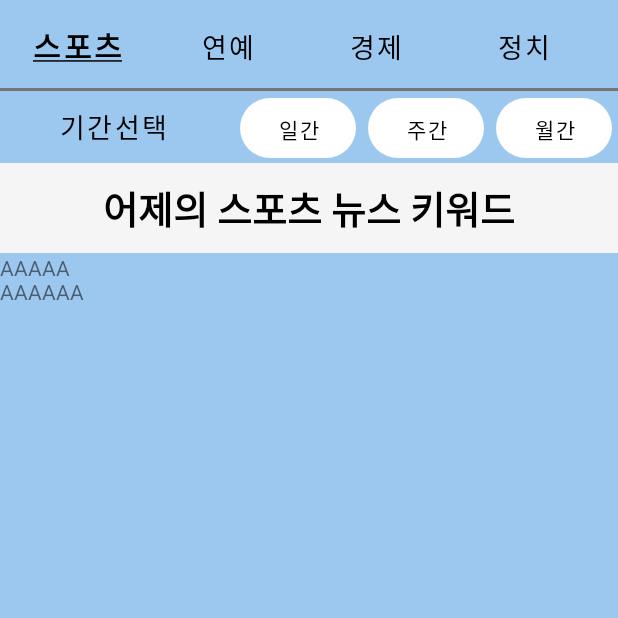
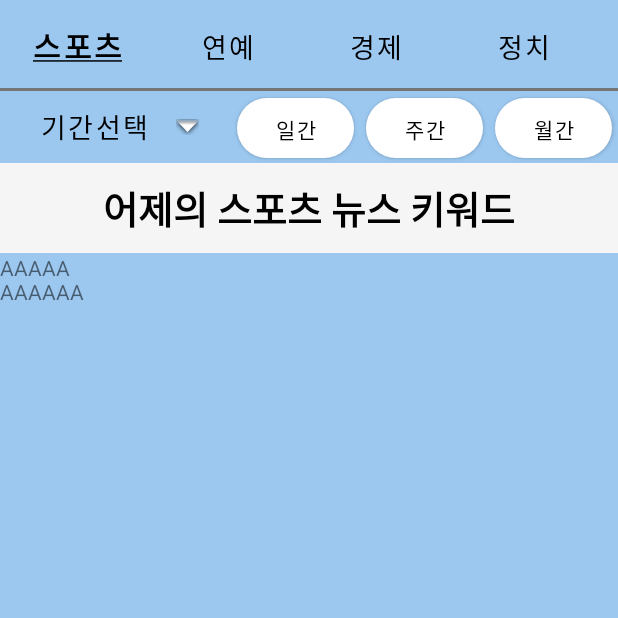
Before and after one commit to GR8-SW-Project/-Diving-into-the-news, an Android app: the screen it shows after launch (HomeActivity), on a phone screen of 412 x 824 dp, the top half of it. Run offline under Robolectric (Android 15) with nearby library versions, the light colour scheme and no system bars.

Commit message:
Added date range picker/calendar

```diff
--- a/app/src/main/AndroidManifest.xml
+++ b/app/src/main/AndroidManifest.xml
@@ -39,10 +39,6 @@
                 android:name="android.app.lib_name"
                 android:value="" />
         </activity>
-
-        <meta-data
-            android:name="preloaded_fonts"
-            android:resource="@array/preloaded_fonts" />
     </application>
 
 </manifest>
--- a/app/src/main/java/com/example/divingintothenews/HomeActivity.java
+++ b/app/src/main/java/com/example/divingintothenews/HomeActivity.java
@@ -1,6 +1,7 @@
 package com.example.divingintothenews;
 
 import androidx.appcompat.app.AppCompatActivity;
+import androidx.core.util.Pair;
 
 import android.annotation.SuppressLint;
 import android.graphics.Typeface;
@@ -12,6 +13,9 @@ import android.text.style.UnderlineSpan;
 import android.view.View;
 import android.widget.Button;
 import android.widget.TextView;
+
+import com.google.android.material.datepicker.MaterialDatePicker;
+import com.google.android.material.datepicker.MaterialPickerOnPositiveButtonClickListener;
 
 public class HomeActivity extends AppCompatActivity {
 
@@ -113,9 +117,6 @@ public class HomeActivity extends AppCompatActivity {
         }
     }
 
-
-
-
     @Override
     protected void onCreate(Bundle savedInstanceState) {
         super.onCreate(savedInstanceState);
@@ -147,11 +148,31 @@ public class HomeActivity extends AppCompatActivity {
 
         DateBtnOnClickListener onClickListener2 = new DateBtnOnClickListener();
 
-        btn_date_select.setOnClickListener(onClickListener2);
         btn_date_daily.setOnClickListener(onClickListener2);
         btn_date_weekly.setOnClickListener(onClickListener2);
         btn_date_monthly.setOnClickListener(onClickListener2);
 
         tv_title = findViewById(R.id.tv_title);
+
+        MaterialDatePicker.Builder<Pair<Long, Long>> materialDateBuilder = MaterialDatePicker.Builder.dateRangePicker();
+        materialDateBuilder.setTitleText("기간 선택");
+        materialDateBuilder.setInputMode(MaterialDatePicker.INPUT_MODE_TEXT);
+        materialDateBuilder.setTheme(com.google.android.material.R.style.Theme_MaterialComponents);
+        final MaterialDatePicker materialDatePicker = materialDateBuilder.build();
+
+        btn_date_select.setOnClickListener(new View.OnClickListener() {
+            @Override
+            public void onClick(View v) {
+                materialDatePicker.show(getSupportFragmentManager(), "MATERIAL_DATE_PICKER");
+                materialDatePicker.addOnPositiveButtonClickListener(
+                    new MaterialPickerOnPositiveButtonClickListener() {
+                        @SuppressLint("SetTextI18n")
+                        @Override
+                        public void onPositiveButtonClick(Object selection) {
+                            date_selected = (materialDatePicker.getHeaderText());
+                        }
+                    });
+            }
+        });
     }
 }
--- a/app/src/main/res/drawable-v24/custom_button.xml
+++ b/app/src/main/res/drawable-v24/custom_button.xml
@@ -3,6 +3,7 @@
     android:shape="rectangle">
 
     <corners android:radius="50dp"/>
+    <solid android:color="@color/white"/>
 
     <padding
         android:bottom="10dp"
--- a/app/src/main/res/layout/activity_home.xml
+++ b/app/src/main/res/layout/activity_home.xml
@@ -86,11 +86,12 @@
 
         <Button
             android:id="@+id/btn_date_select"
-            android:layout_width="wrap_content"
+            android:layout_width="101dp"
             android:layout_height="wrap_content"
             android:layout_marginEnd="5dp"
             android:layout_weight="1"
             android:background="@android:color/transparent"
+            android:drawableRight="@android:drawable/arrow_down_float"
             android:text="기간선택"
             android:textColor="@color/black"
             android:textSize="18sp" />
--- a/app/src/main/res/values/themes.xml
+++ b/app/src/main/res/values/themes.xml
@@ -2,7 +2,7 @@
     <!-- Base application theme. -->
     <style name="Theme.DivingIntoTheNews" parent="Theme.MaterialComponents.DayNight.DarkActionBar">
         <!-- Primary brand color. -->
-        <item name="colorPrimary">@color/purple_500</item>
+        <item name="colorPrimary">@color/main_color</item>
         <item name="colorPrimaryVariant">@color/purple_700</item>
         <item name="colorOnPrimary">@color/white</item>
         <!-- Secondary brand color. -->
```
